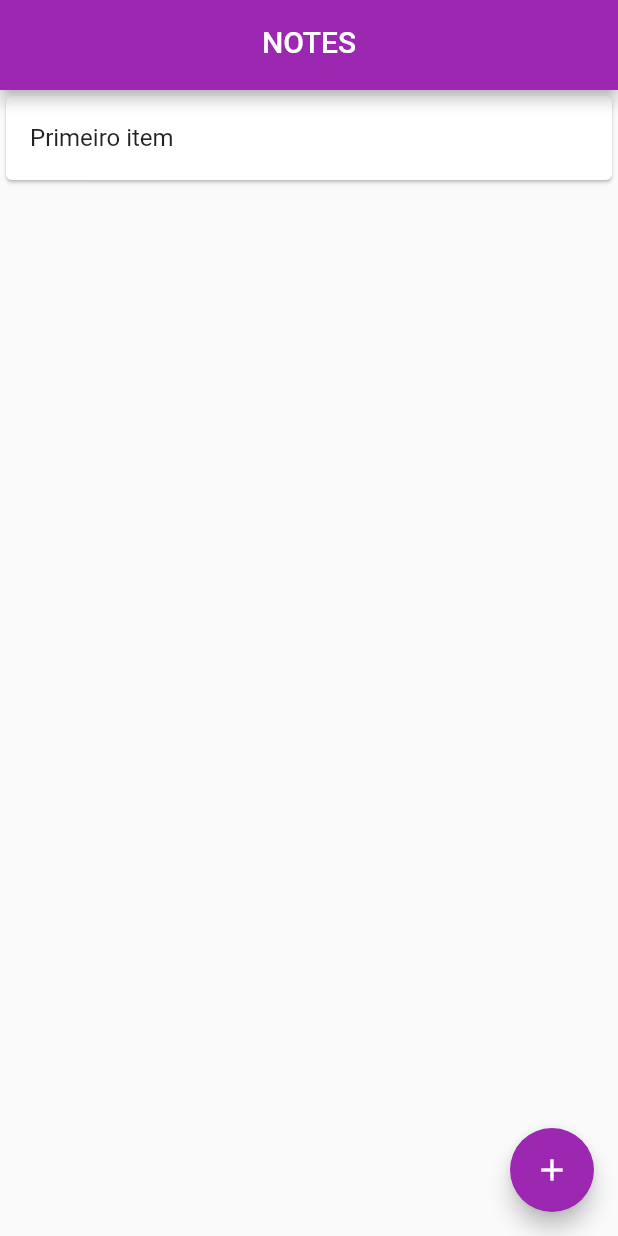
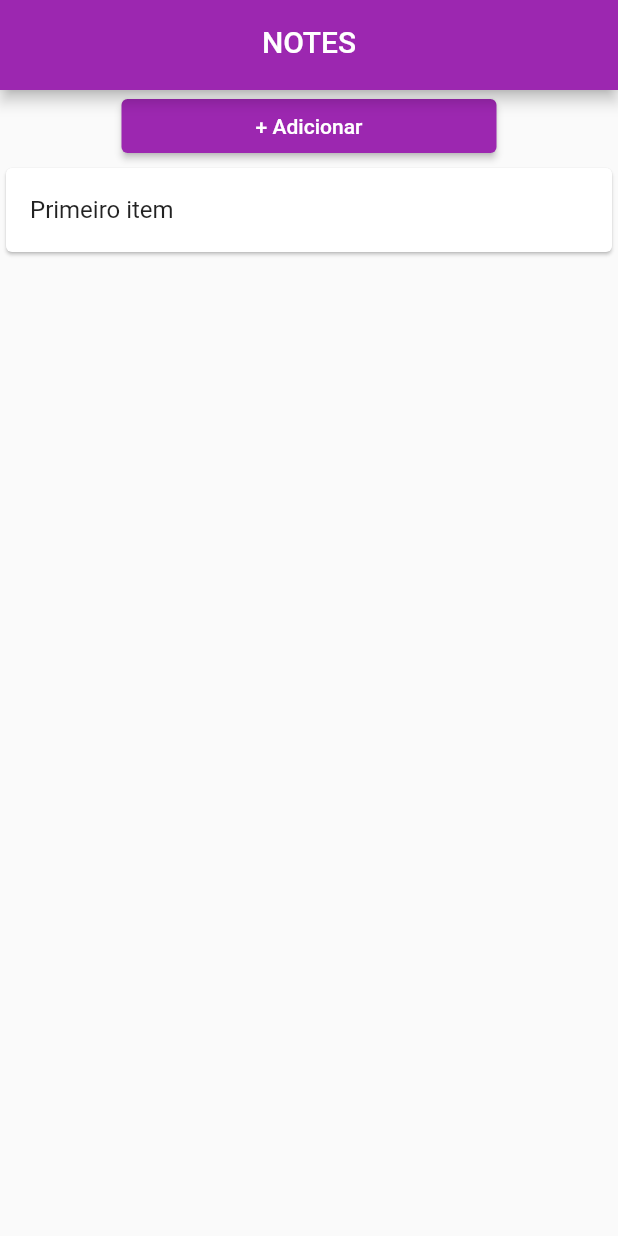
Before and after one commit to priscilladeroode/notes, a Flutter app: the screen it shows after launch, on a phone screen of 412 x 824 dp. Run offline on Flutter 3.47's test engine with Material 2 defaults, Android fonts, the phone set to English and light mode, and no system bars.

Commit message:
Alteração de botão para criar notas

```diff
--- a/lib/home_page.dart
+++ b/lib/home_page.dart
@@ -1,6 +1,7 @@
 import 'package:flutter/material.dart';
 import 'package:notes/widgets/custom_app_bar.dart';
 import 'package:notes/widgets/note_item.dart';
+import 'package:notes/widgets/primary_button.dart';
 
 class HomePage extends StatefulWidget {
   const HomePage({Key? key}) : super(key: key);
@@ -21,6 +22,17 @@ class _HomePageState extends State<HomePage> {
       body: SingleChildScrollView(
         child: Column(
           children: [
+            PrimaryButton(
+              label: '+ Adicionar',
+              onPressed: () async {
+                final description =
+                    await Navigator.pushNamed(context, "/create-note");
+                if (description != null) {
+                  notes.add(description as String);
+                  setState(() {});
+                }
+              },
+            ),
             for (var i = 0; i < notes.length; i++)
               NoteItem(
                 note: notes[i],
@@ -42,17 +54,6 @@ class _HomePageState extends State<HomePage> {
           ],
         ),
       ),
-      floatingActionButton: FloatingActionButton(
-        child: Icon(Icons.add),
-        onPressed: () async {
-          final description =
-              await Navigator.pushNamed(context, "/create-note");
-          if (description != null) {
-            notes.add(description as String);
-            setState(() {});
-          }
-        },
-      ),
     );
   }
 }
--- a/lib/widgets/primary_button.dart
+++ b/lib/widgets/primary_button.dart
@@ -3,10 +3,12 @@ import 'package:flutter/material.dart';
 class PrimaryButton extends StatelessWidget {
   final String label;
   final Function() onPressed;
+  final double width;
   const PrimaryButton({
     Key? key,
     required this.label,
     required this.onPressed,
+    this.width = 250,
   }) : super(key: key);
 
   @override
@@ -15,7 +17,7 @@ class PrimaryButton extends StatelessWidget {
       mainAxisAlignment: MainAxisAlignment.center,
       children: [
         SizedBox(
-          width: 250,
+          width: width,
           child: ElevatedButton(
             onPressed: onPressed,
             child: Text(label),
```
